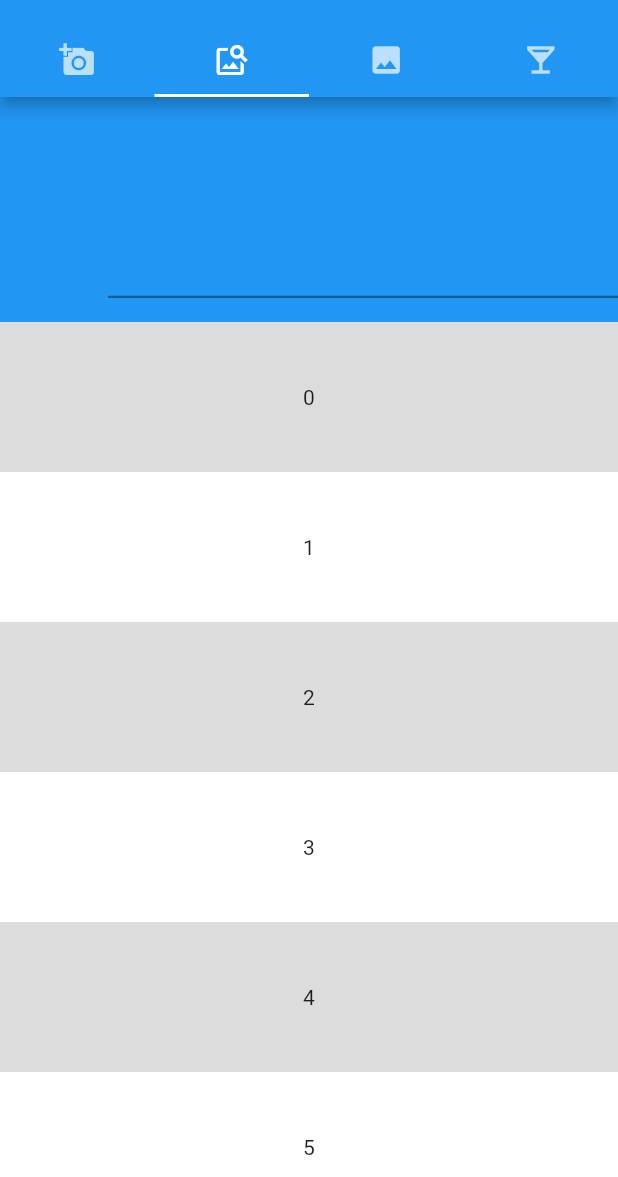
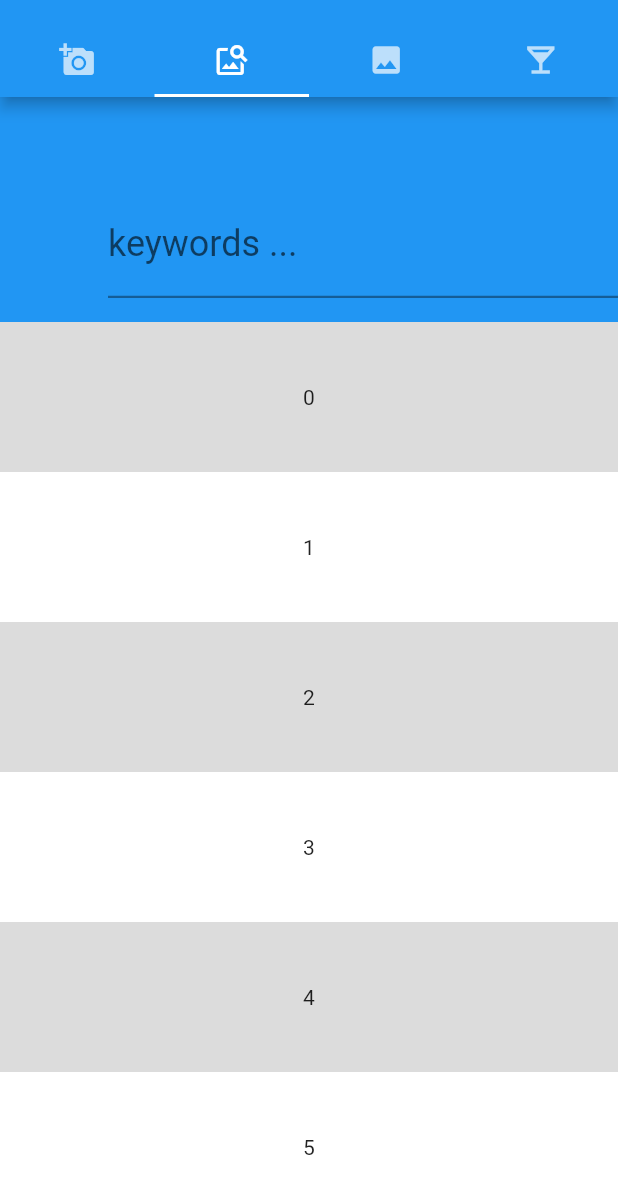
Before and after one commit to GRGSIBERIA/PictureViewer-flutter, a Flutter app: the screen it shows after launch, tab 2 chosen, on a phone screen of 412 x 824 dp, the part 59-1236 px from its top. Run offline on Flutter 3.47's test engine with Material 2 defaults, Android fonts, the light colour scheme and no system bars; our stand-ins replace sqflite; accounts and stored records are empty.

Commit message:
add hint text

```diff
--- a/picture_viewer/lib/main.dart
+++ b/picture_viewer/lib/main.dart
@@ -76,7 +76,8 @@ class _MyHomePageState extends State<MyHomePage> {
                         expandedHeight: 150,
                         flexibleSpace: const FlexibleSpaceBar(
                             title: TextField(
-                                decoration: InputDecoration(hintText: '')))),
+                                decoration: InputDecoration(
+                                    hintText: 'keywords ...')))),
                     SliverList(
                       delegate: SliverChildBuilderDelegate(
                           (BuildContext context, int index) {
```
